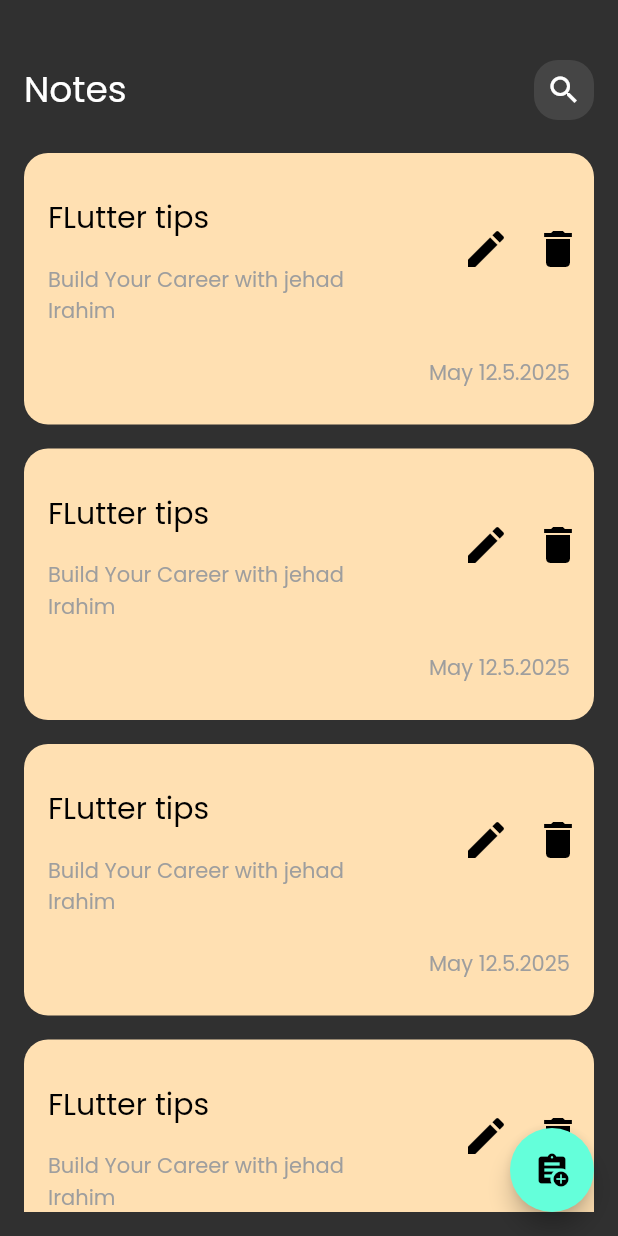
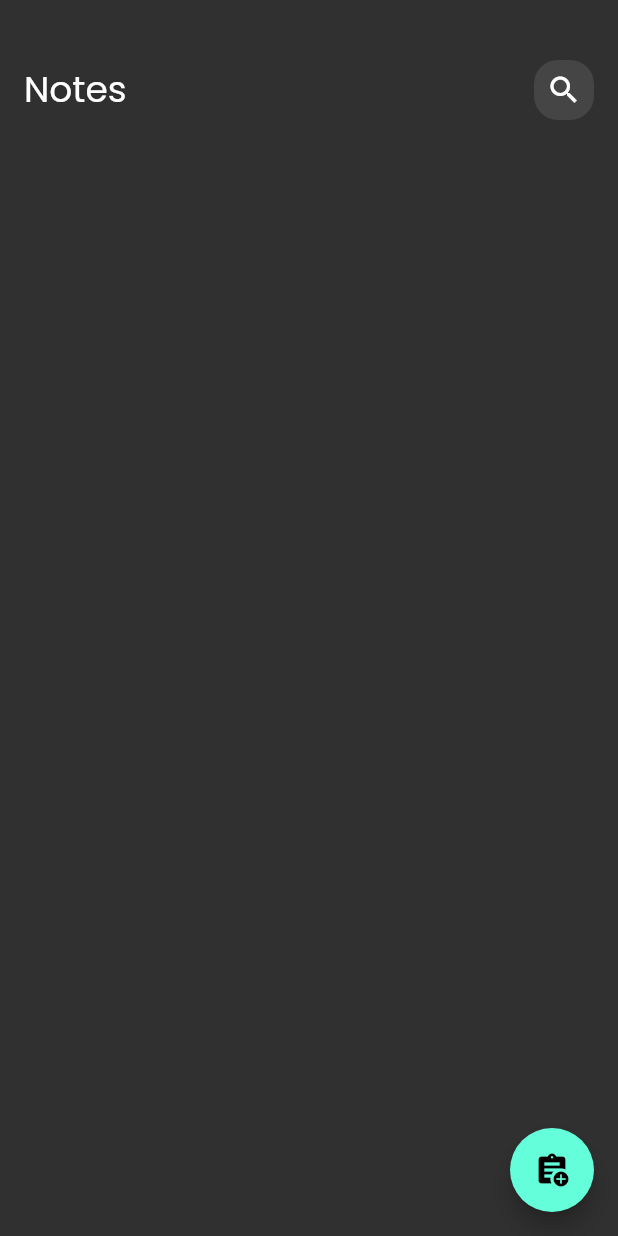
Before and after one commit to JehadISB/notes_app, a Flutter app: the screen it shows after launch, on a phone screen of 412 x 824 dp. Run offline on Flutter 3.47's test engine with Material 3 defaults, Android fonts, the phone set to English and light mode, and no system bars; our stand-ins replace bloc, flutter_bloc, hive, hive_flutter; accounts and stored records are empty.

Commit message:
trigger notes cubit in home view

```diff
--- a/lib/views/home_view.dart
+++ b/lib/views/home_view.dart
@@ -1,4 +1,6 @@
 import 'package:flutter/material.dart';
+import 'package:flutter_bloc/flutter_bloc.dart';
+import 'package:my_notes_app/cubits/notes_cubit/notes_cubit.dart';
 import 'package:my_notes_app/widgets/add_bottom_sheet.dart';
 import 'package:my_notes_app/widgets/home_view_body.dart';
 
@@ -7,7 +9,9 @@ class HomeView extends StatelessWidget {
 
   @override
   Widget build(BuildContext context) {
-    return Scaffold(
+    return BlocProvider(
+      create: (context) => NotesCubit(),
+      child: Scaffold(
           body: const HomeViewBody(),
           floatingActionButton: FloatingActionButton(
             onPressed: () {
@@ -22,6 +26,7 @@ class HomeView extends StatelessWidget {
             },
             child: const Icon(Icons.assignment_add),
             // backgroundColor: Color(KPrimaryColor as int),
-        ));
+          )),
+    );
   }
 }
--- a/lib/widgets/home_view_body.dart
+++ b/lib/widgets/home_view_body.dart
@@ -1,9 +1,22 @@
 import 'package:flutter/material.dart';
+import 'package:flutter_bloc/flutter_bloc.dart';
+import 'package:my_notes_app/cubits/notes_cubit/notes_cubit.dart';
 import 'package:my_notes_app/widgets/custom_app_bar.dart';
 import 'package:my_notes_app/widgets/notes_list_view.dart';
 
-class HomeViewBody extends StatelessWidget {
+class HomeViewBody extends StatefulWidget {
   const HomeViewBody({super.key});
+
+  @override
+  State<HomeViewBody> createState() => _HomeViewBodyState();
+}
+
+class _HomeViewBodyState extends State<HomeViewBody> {
+  @override
+  void initState() {
+    BlocProvider.of<NotesCubit>(context).feachAllNotes();
+    super.initState();
+  }
 
   @override
   Widget build(BuildContext context) {
--- a/lib/widgets/note_item.dart
+++ b/lib/widgets/note_item.dart
@@ -1,9 +1,11 @@
 import 'package:flutter/material.dart';
+import 'package:my_notes_app/models/notes_model.dart';
 import 'package:my_notes_app/views/edit_view.dart';
 import 'package:my_notes_app/widgets/custom_icon_buttom.dart';
 
 class NoteItem extends StatelessWidget {
-  const NoteItem({super.key});
+  const NoteItem({super.key, required this.notesModel});
+  final NotesModel notesModel;
 
   @override
   Widget build(BuildContext context) {
@@ -11,7 +13,7 @@ class NoteItem extends StatelessWidget {
       padding: const EdgeInsets.symmetric(vertical: 8),
       child: Container(
         decoration: BoxDecoration(
-          color: Colors.orange[100],
+          color: Color(notesModel.color),
           borderRadius: BorderRadius.circular(16),
         ),
         padding: const EdgeInsets.only(top: 24, left: 16, bottom: 24),
@@ -20,18 +22,18 @@ class NoteItem extends StatelessWidget {
           children: [
             ListTile(
               contentPadding: EdgeInsets.zero,
-              title: const Text(
-                "FLutter tips",
-                style: TextStyle(
+              title: Text(
+                notesModel.title,
+                style: const TextStyle(
                   color: Colors.black,
                   fontSize: 20,
                 ),
               ),
-              subtitle: const Padding(
+              subtitle: Padding(
                 padding: EdgeInsets.only(right: 20, top: 16, bottom: 16),
                 child: Text(
-                  "Build Your Career with jehad Irahim",
-                  style: TextStyle(
+                  notesModel.subTitle,
+                  style: const TextStyle(
                     color: Colors.grey,
                   ),
                 ),
@@ -55,10 +57,10 @@ class NoteItem extends StatelessWidget {
                 ],
               ),
             ),
-            const Padding(
+            Padding(
               padding: EdgeInsets.only(right: 16),
-              child: Text("May 12.5.2025",
-                  style: TextStyle(
+              child: Text(notesModel.date,
+                  style: const TextStyle(
                     color: Colors.grey,
                   )),
             ),
--- a/lib/widgets/notes_list_view.dart
+++ b/lib/widgets/notes_list_view.dart
@@ -1,4 +1,7 @@
 import 'package:flutter/material.dart';
+import 'package:flutter_bloc/flutter_bloc.dart';
+import 'package:my_notes_app/cubits/notes_cubit/notes_cubit.dart';
+import 'package:my_notes_app/models/notes_model.dart';
 import 'package:my_notes_app/widgets/note_item.dart';
 
 class NotesListView extends StatelessWidget {
@@ -8,11 +11,19 @@ class NotesListView extends StatelessWidget {
 
   @override
   Widget build(BuildContext context) {
-    return ListView.builder(
-      padding: EdgeInsets.zero,
-      itemCount: 5,
-      itemBuilder: (context, index) {
-        return const NoteItem();
+    return BlocBuilder<NotesCubit, NotesState>(
+      builder: (context, state) {
+        List<NotesModel> notes =
+            BlocProvider.of<NotesCubit>(context).listOfNotes ?? [];
+        return ListView.builder(
+          padding: EdgeInsets.zero,
+          itemCount: notes.length,
+          itemBuilder: (context, index) {
+            return NoteItem(
+              notesModel: notes[index],
+            );
+          },
+        );
       },
     );
   }
```
Also changed, not shown: lib/cubits/notes_cubit/notes_cubit.dart (+8 -8 lines), lib/cubits/notes_cubit/notes_state.dart (+8 -8 lines). Lines whose indentation alone changed are shown as unchanged.
